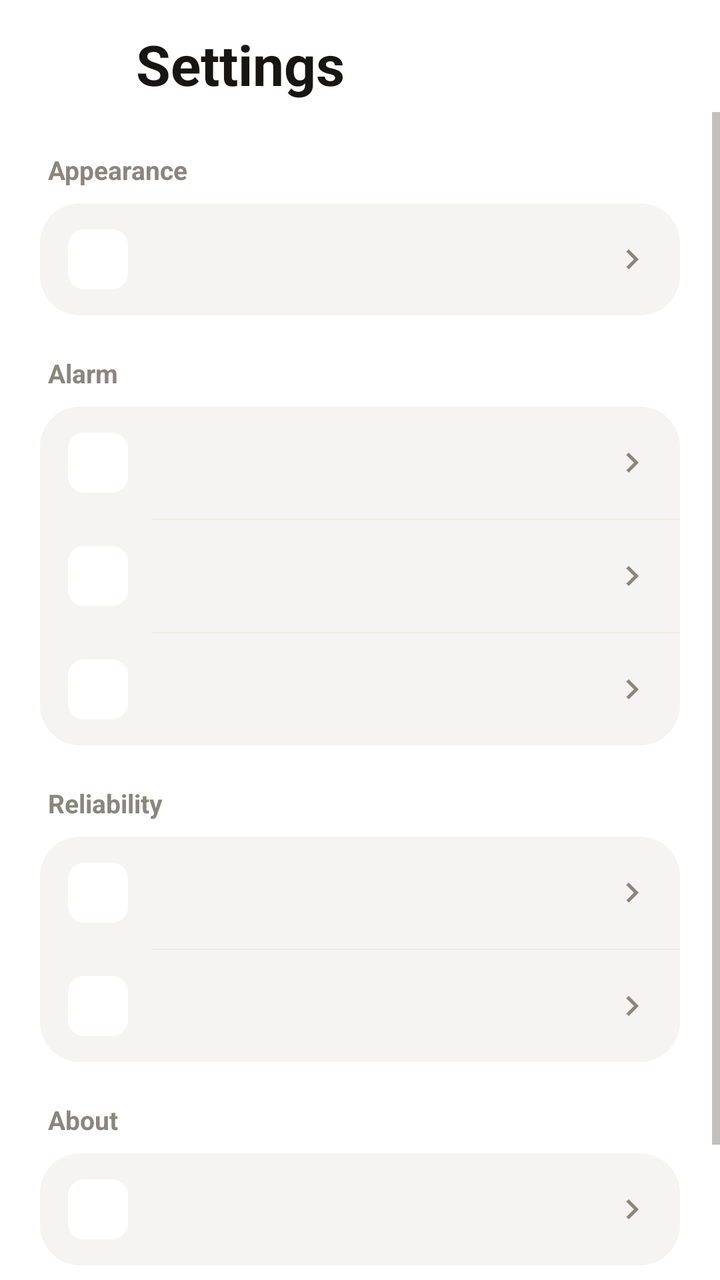
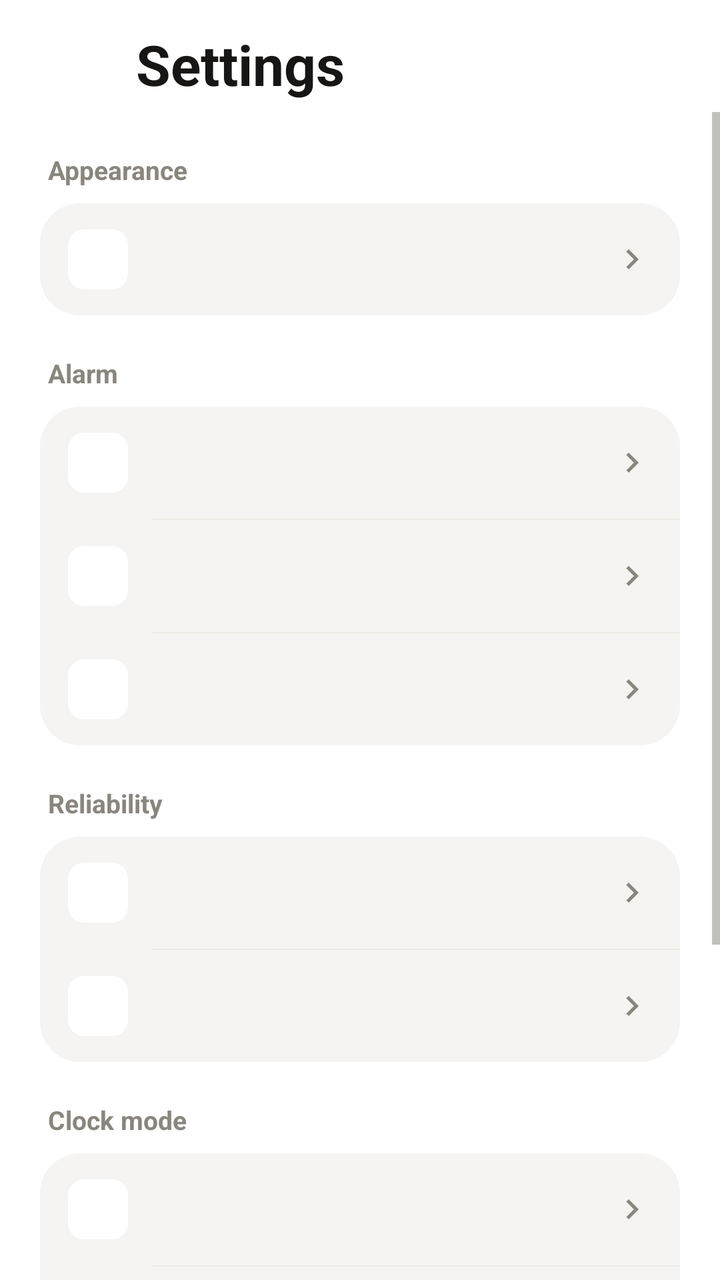

Two renders of the same Android screen: before a commit and after it. Below are the layout's source before the change and the commit's diff.
<!-- AndroidManifest.xml: application theme Theme.Saat -->
<!-- res/layout/activity_ayarlar.xml -->
<?xml version="1.0" encoding="utf-8"?>
<LinearLayout xmlns:android="http://schemas.android.com/apk/res/android"
    xmlns:app="http://schemas.android.com/apk/res-auto"
    android:layout_width="match_parent"
    android:layout_height="match_parent"
    android:background="@color/zemin"
    android:fitsSystemWindows="true"
    android:orientation="vertical">

    <LinearLayout
        android:layout_width="match_parent"
        android:layout_height="wrap_content"
        android:gravity="center_vertical"
        android:orientation="horizontal"
        android:paddingLeft="12dp"
        android:paddingTop="8dp"
        android:paddingRight="20dp">

        <ImageButton
            android:id="@+id/btnGeri"
            android:layout_width="48dp"
            android:layout_height="48dp"
            android:background="?attr/selectableItemBackgroundBorderless"
            android:contentDescription="@string/vazgec"
            android:src="@drawable/ic_geri"
            app:tint="@color/metin" />

        <TextView
            android:layout_width="wrap_content"
            android:layout_height="wrap_content"
            android:layout_marginLeft="8dp"
            android:text="@string/ayarlar"
            android:textColor="@color/metin"
            android:textSize="28sp"
            android:textStyle="bold" />
    </LinearLayout>

    <ScrollView
        android:layout_width="match_parent"
        android:layout_height="0dp"
        android:layout_weight="1">

        <LinearLayout
            android:layout_width="match_parent"
            android:layout_height="wrap_content"
            android:orientation="vertical"
            android:paddingLeft="20dp"
            android:paddingRight="20dp"
            android:paddingBottom="32dp">

            <TextView style="@style/BolumBasligi" android:text="@string/gorunum" />
            <LinearLayout style="@style/AyarKutusu">
                <include android:id="@+id/satirTema" layout="@layout/item_ayar" />
            </LinearLayout>

            <TextView style="@style/BolumBasligi" android:text="@string/alarm" />
            <LinearLayout style="@style/AyarKutusu">
                <include android:id="@+id/satirSesTusu" layout="@layout/item_ayar" />
                <View style="@style/AyarAyraci" />
                <include android:id="@+id/satirYaklasan" layout="@layout/item_ayar" />
                <View style="@style/AyarAyraci" />
                <include android:id="@+id/satirSusma" layout="@layout/item_ayar" />
            </LinearLayout>

            <TextView style="@style/BolumBasligi" android:text="@string/guvenilirlik" />
            <LinearLayout style="@style/AyarKutusu">
                <include android:id="@+id/satirKontrol" layout="@layout/item_ayar" />
                <View style="@style/AyarAyraci" />
                <include android:id="@+id/satirDene" layout="@layout/item_ayar" />
            </LinearLayout>

            <TextView style="@style/BolumBasligi" android:text="@string/hakkinda" />
            <LinearLayout style="@style/AyarKutusu">
                <include android:id="@+id/satirSurum" layout="@layout/item_ayar" />
            </LinearLayout>

            <TextView
                android:layout_width="match_parent"
                android:layout_height="wrap_content"
                android:layout_marginTop="16dp"
                android:gravity="center"
                android:lineSpacingExtra="3dp"
                android:text="@string/izin_yok_aciklama"
                android:textColor="@color/metin_ikincil"
                android:textSize="13sp" />
        </LinearLayout>
    </ScrollView>
</LinearLayout>
<!-- res/layout/item_ayar.xml (included above) -->
<?xml version="1.0" encoding="utf-8"?>
<LinearLayout xmlns:android="http://schemas.android.com/apk/res/android"
    xmlns:app="http://schemas.android.com/apk/res-auto"
    android:layout_width="match_parent"
    android:layout_height="wrap_content"
    android:background="?attr/selectableItemBackground"
    android:gravity="center_vertical"
    android:orientation="horizontal"
    android:paddingLeft="14dp"
    android:paddingTop="13dp"
    android:paddingRight="14dp"
    android:paddingBottom="13dp">

    <ImageView
        android:id="@+id/ayarIkon"
        android:layout_width="30dp"
        android:layout_height="30dp"
        android:background="@drawable/bg_rozet"
        android:importantForAccessibility="no"
        android:padding="6dp" />

    <LinearLayout
        android:layout_width="0dp"
        android:layout_height="wrap_content"
        android:layout_marginStart="12dp"
        android:layout_weight="1"
        android:orientation="vertical">

        <TextView
            android:id="@+id/ayarBaslik"
            android:layout_width="match_parent"
            android:layout_height="wrap_content"
            android:textColor="@color/metin"
            android:textSize="15sp" />

        <TextView
            android:id="@+id/ayarOzet"
            android:layout_width="match_parent"
            android:layout_height="wrap_content"
            android:ellipsize="end"
            android:maxLines="2"
            android:textColor="@color/metin_ikincil"
            android:textSize="12sp"
            android:visibility="gone" />
    </LinearLayout>

    
    <androidx.appcompat.widget.SwitchCompat
        android:id="@+id/ayarAnahtar"
        android:layout_width="wrap_content"
        android:layout_height="wrap_content"
        android:layout_marginStart="8dp"
        android:background="@null"
        android:clickable="false"
        android:focusable="false"
        android:importantForAccessibility="no"
        android:thumb="@drawable/anahtar_topuz"
        android:visibility="gone"
        app:track="@drawable/anahtar_ray" />

    <ImageView
        android:id="@+id/ayarChevron"
        android:layout_width="20dp"
        android:layout_height="20dp"
        android:importantForAccessibility="no"
        android:src="@drawable/ic_chevron" />

</LinearLayout>
<!-- resources referenced by this layout -->
<resources>
  <color name="metin">#171614</color>
  <color name="metin_ikincil">#8A867E</color>
  <color name="zemin">#FFFFFF</color>
  <!-- drawable anahtar_ray (drawable) -->
  <?xml version="1.0" encoding="utf-8"?>
  <shape xmlns:android="http://schemas.android.com/apk/res/android" android:shape="rectangle">
      <corners android:radius="15dp" />
      <size android:width="50dp" android:height="30dp" />
      <solid android:color="#FFFFFFFF" />
  </shape>
  <!-- drawable bg_rozet (drawable) -->
  <?xml version="1.0" encoding="utf-8"?>
  <shape xmlns:android="http://schemas.android.com/apk/res/android" android:shape="rectangle">
      <solid android:color="#FFFFFF" />
      <corners android:radius="8dp" />
  </shape>
  <!-- drawable ic_chevron (drawable) -->
  <?xml version="1.0" encoding="utf-8"?>
  <vector xmlns:android="http://schemas.android.com/apk/res/android"
      android:width="20dp" android:height="20dp"
      android:viewportWidth="24" android:viewportHeight="24"
      android:tint="@color/metin_ikincil">
      <path android:fillColor="#FF000000"
          android:pathData="M10,6L8.59,7.41 13.17,12l-4.58,4.59L10,18l6,-6z"/>
  </vector>
  <!-- drawable ic_geri (drawable) -->
  <?xml version="1.0" encoding="utf-8"?>
  <vector xmlns:android="http://schemas.android.com/apk/res/android"
      android:width="22dp" android:height="22dp"
      android:viewportWidth="24" android:viewportHeight="24">
      <path android:strokeColor="#FFFFFFFF" android:strokeWidth="2.2" android:strokeLineCap="round"
          android:strokeLineJoin="round"
          android:pathData="M15,5l-7,7 7,7" />
  </vector>
  <string name="alarm">Alarm</string>
  <string name="ayarlar">Settings</string>
  <string name="gorunum">Appearance</string>
  <string name="guvenilirlik">Reliability</string>
  <string name="hakkinda">About</string>
  <string name="izin_yok_aciklama">This app never connects to the internet. Your alarms stay on your device.</string>
  <string name="vazgec">Cancel</string>
  <style name="AyarAyraci">
          <item name="android:layout_width">match_parent</item>
          <item name="android:layout_height">0.5dp</item>
          <item name="android:layout_marginLeft">56dp</item>
          <item name="android:background">@color/ayrac</item>
      </style>
  <style name="AyarKutusu">
          <item name="android:layout_width">match_parent</item>
          <item name="android:layout_height">wrap_content</item>
          <item name="android:background">@drawable/bg_kart</item>
          <item name="android:orientation">vertical</item>
      </style>
  <style name="BolumBasligi">
          <item name="android:layout_width">match_parent</item>
          <item name="android:layout_height">wrap_content</item>
          <item name="android:layout_marginTop">20dp</item>
          <item name="android:layout_marginBottom">8dp</item>
          <item name="android:paddingLeft">4dp</item>
          <item name="android:textColor">@color/metin_ikincil</item>
          <item name="android:textSize">13sp</item>
          <item name="android:textStyle">bold</item>
      </style>
  <style name="Theme.Saat" parent="Theme.Ekosistem" />
  <color name="ayrac">#ECEAE6</color>
  <!-- drawable bg_kart (drawable) -->
  <?xml version="1.0" encoding="utf-8"?>
  <shape xmlns:android="http://schemas.android.com/apk/res/android" android:shape="rectangle">
      <solid android:color="@color/kart" />
      <corners android:radius="20dp" />
  </shape>
  <color name="kart">#F5F4F2</color>
  <color name="vurgu">#C2410C</color>
  <!-- unchanged entries left out for length: 2 -->
</resources>

<!-- the commit's change to res/layout/activity_ayarlar.xml (unified diff, before → after) -->
@@ -67,6 +67,13 @@
                 <include android:id="@+id/satirKontrol" layout="@layout/item_ayar" />
                 <View style="@style/AyarAyraci" />
                 <include android:id="@+id/satirDene" layout="@layout/item_ayar" />
+            </LinearLayout>
+
+            <TextView style="@style/BolumBasligi" android:text="@string/saat_modu" />
+            <LinearLayout style="@style/AyarKutusu">
+                <include android:id="@+id/satirSaatModu" layout="@layout/item_ayar" />
+                <View style="@style/AyarAyraci" />
+                <include android:id="@+id/satirEkranKoruyucu" layout="@layout/item_ayar" />
             </LinearLayout>
 
             <TextView style="@style/BolumBasligi" android:text="@string/hakkinda" />
<!-- resource entries referenced after the edit -->
@@ -40,6 +40,7 @@
   <string name="guvenilirlik">Reliability</string>
   <string name="hakkinda">About</string>
   <string name="izin_yok_aciklama">This app never connects to the internet. Your alarms stay on your device.</string>
+  <string name="saat_modu">Clock mode</string>
   <string name="vazgec">Cancel</string>
   <style name="AyarAyraci">
           <item name="android:layout_width">match_parent</item>
